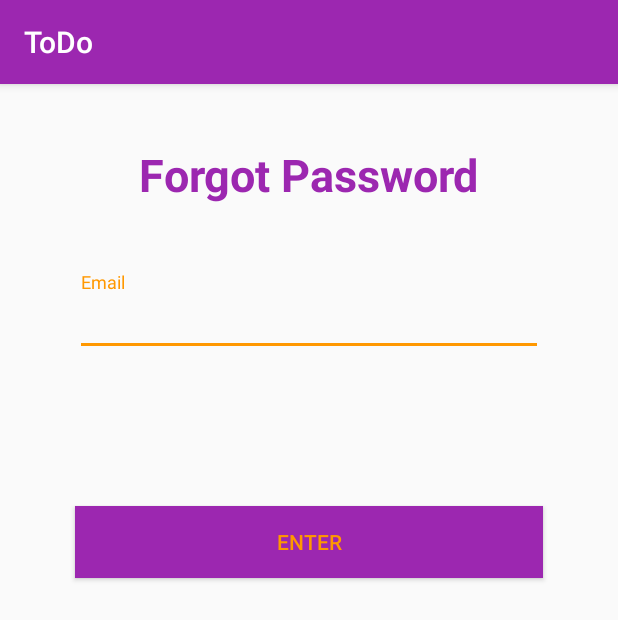
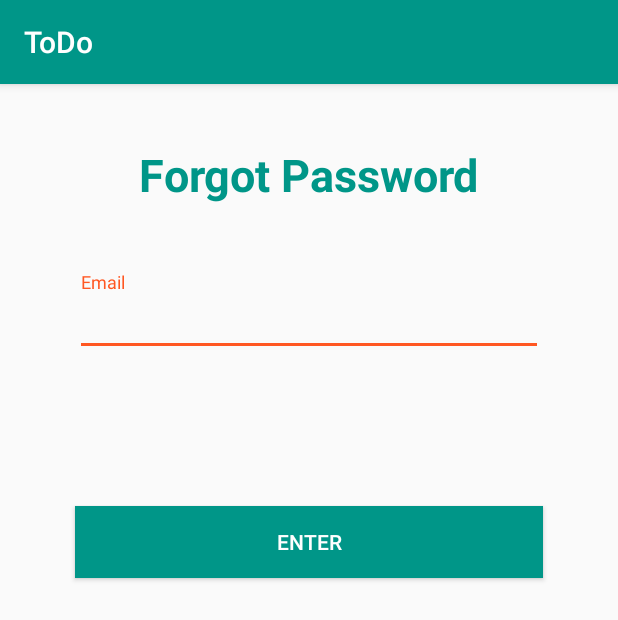
Before and after one commit to mr-karan/todoApp, an Android app: the ForgotPassword screen opened directly, with no data from a screen before it, on a phone screen of 412 x 824 dp. Shown: the top 620 px of the screen. Run offline under Robolectric (Android 15) with nearby library versions, the phone set to English and light mode, and no system bars; libraries missing offline, so code that uses them is left out: com.parse.

Commit message:
Color scheme changed

```diff
--- a/app/src/main/res/layout/activity_forgot_password.xml
+++ b/app/src/main/res/layout/activity_forgot_password.xml
@@ -66,7 +66,7 @@
         android:layout_marginLeft="50dp"
         android:layout_marginRight="50dp"
         android:background="@color/primaryColor"
-        android:textColor="@color/accentColor"/>
+        android:textColor="#fff"/>
 
 
 </RelativeLayout>
--- a/app/src/main/res/layout/fragment_login.xml
+++ b/app/src/main/res/layout/fragment_login.xml
@@ -61,7 +61,7 @@
         android:id="@+id/btn_login"
         android:layout_marginTop="50dp"
         android:background="@color/primaryColor"
-        android:textColor="@color/accentColor"
+        android:textColor="#fff"
         android:layout_gravity="center_horizontal"
         android:layout_marginLeft="50dp"
         android:layout_marginRight="50dp"/>
@@ -72,6 +72,7 @@
         android:textAppearance="?android:attr/textAppearanceSmall"
         android:layout_marginTop="20dp"
         android:text="Forgot Password"
+        android:textColor="@color/accentColor"
         android:clickable="true"
         android:id="@+id/forgotPassword"
         android:layout_gravity="center_horizontal" />
--- a/app/src/main/res/layout/fragment_register.xml
+++ b/app/src/main/res/layout/fragment_register.xml
@@ -78,8 +78,7 @@
         android:layout_height="wrap_content"
         android:text="Register"
         android:id="@+id/btn_register"
-        android:background="@color/primaryColor"
-        android:textColor="@color/accentColor"
+        android:background="@color/primaryColor"        android:textColor="#fff"
         android:layout_gravity="center_horizontal"
         android:layout_marginLeft="50dp"
         android:layout_marginRight="50dp"/>
--- a/app/src/main/res/values/colors.xml
+++ b/app/src/main/res/values/colors.xml
@@ -1,6 +1,6 @@
 <?xml version="1.0" encoding="utf-8"?>
 <resources>
-    <color name="primaryColor">#9c27b0</color>
-    <color name="primaryColorDark">#7b1fa2</color>
-    <color name="accentColor">#FF9800</color>
+    <color name="primaryColor">#009688</color>
+    <color name="primaryColorDark">#00796b</color>
+    <color name="accentColor">#FF5722</color>
 </resources>
```
Also changed, not shown: 282 other files.
